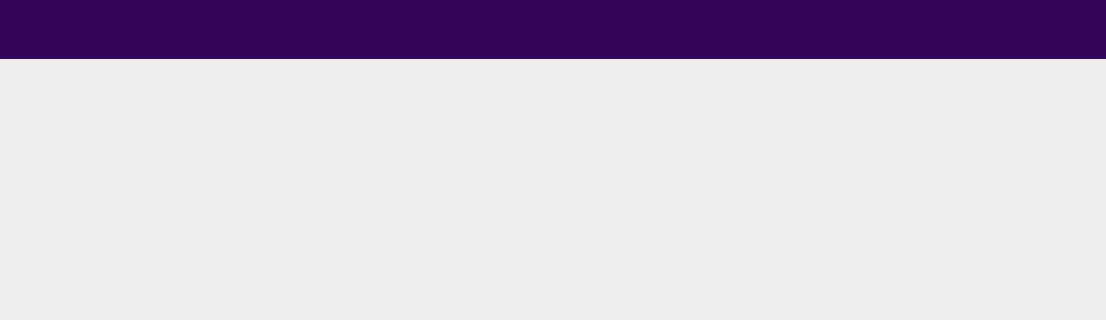
Qt form untitled/mainwidget.ui (pastoria/hdses) before a commit; both pictures show x 0 to 1106 and y 0 to 320 of the 1106 by 691 pixel window.
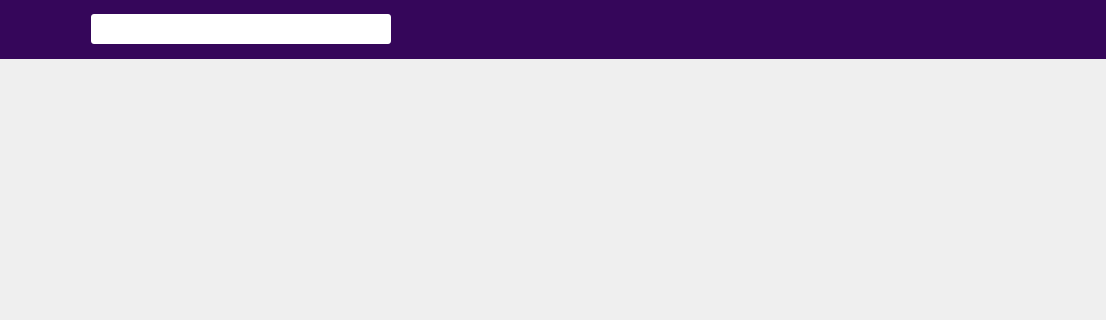
The same form after that commit. Icons and pictures are not drawn.

Commit message: add combo box

```diff
--- a/untitled/mainwidget.ui
+++ b/untitled/mainwidget.ui
@@ -84,6 +84,91 @@
             </property>
            </widget>
           </item>
+          <item>
+           <spacer name="horizontalSpacer_3">
+            <property name="orientation">
+             <enum>Qt::Horizontal</enum>
+            </property>
+            <property name="sizeType">
+             <enum>QSizePolicy::Fixed</enum>
+            </property>
+            <property name="sizeHint" stdset="0">
+             <size>
+              <width>40</width>
+              <height>20</height>
+             </size>
+            </property>
+           </spacer>
+          </item>
+          <item>
+           <widget class="QComboBox" name="comboBox">
+            <property name="minimumSize">
+             <size>
+              <width>300</width>
+              <height>30</height>
+             </size>
+            </property>
+            <property name="styleSheet">
+             <string notr="true">     QComboBox{  background-color: rgba(255, 255, 255, 1);
+                 border: 5px solid rgba(143, 0, 255, 1);
+                 border-radius: 3px;
+                 border-width: 0; border-style:outset;
+                 padding-left: 5px;
+                 font-size: 18px;
+                 outline:0px;
+                 combobox-popup: 0;
+                 color: rgba(144, 144, 144, 1);
+    }
+
+ QComboBox QAbstractItemView {
+    outline: 0px solid red;
+    border: 0px solid yellow;
+    color: rgba(0, 0, 0, 1);
+    padding-left: 0px;
+    background-color: rgba(255, 255, 255, 1);
+    selection-color: rgba(132, 141, 142, 1);
+    selection-background-color: rgba(204, 204, 204, 1);
+}
+
+QComboBox::drop-down {
+subcontrol-origin: padding;
+subcontrol-position: top right;
+width: 70px;
+border-left-width: 0px;
+border-left-color: gray;
+border-left-style: solid;
+border-top-right-radius: 3px;
+border-bottom-right-radius: 3px;
+background:transparent;
+}
+
+QComboBox::down-arrow {
+	image: url(:/images/MoreButton_Purple.svg);
+	background: transparent;
+}
+
+QComboBox QScrollBar::vertical{
+    width:10px;
+    background: rgba(255, 255, 255, 1);
+    border:none;
+    border-radius:1px;
+}
+
+QComboBox QScrollBar::handle::vertical{
+    border-radius:1px;
+    width: 10px;
+    background: rgba(204, 204, 204, 1);
+}
+
+QComboBox QScrollBar::add-line::vertical{
+    border:none;
+}
+QComboBox QScrollBar::sub-line::vertical{
+    border:none;
+}</string>
+            </property>
+           </widget>
+          </item>
           <item>
            <spacer name="horizontalSpacer">
             <property name="orientation">
```
The commit also changes 1 other file.
